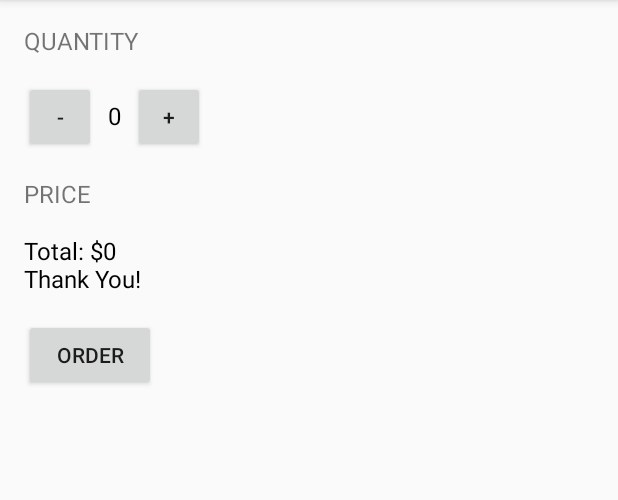
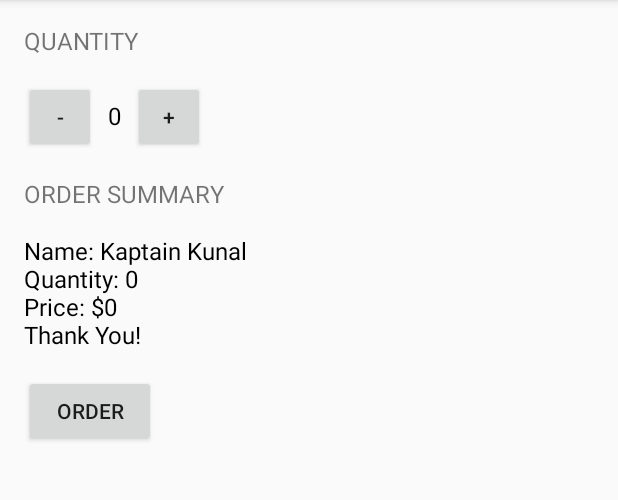
Before and after one commit to immanoj16/Price-Calculator, an Android app: the screen it shows after launch (MainActivity), after a tap on "ORDER", on a phone screen of 412 x 824 dp, the part 84-584 px from its top. Run offline under Robolectric (Android 15) with nearby library versions, the phone set to English and light mode, and no system bars.

```diff
--- a/app/src/main/java/com/example/android/justjava/MainActivity.java
+++ b/app/src/main/java/com/example/android/justjava/MainActivity.java
@@ -43,10 +43,28 @@ public class MainActivity extends AppCompatActivity {
      * This method is called when the order button is clicked.
      */
     public void submitOrder(View view) {
-        int price = quantity * 5;
-        String priceMessage = "Total: $" + price;
-        priceMessage = priceMessage + "\nThank You!";
+        int price = calculatePrice(5);
+        String priceMessage = createOrderSummary(price);
         displayMessage(priceMessage);
+    }
+
+    /**
+     * Calculates the order summary.
+     *
+     * @param price is the total price of the order
+     */
+
+    public String createOrderSummary(int price) {
+        return "Name: Kaptain Kunal" + "\nQuantity: " + quantity + "\nPrice: $" + price + "\nThank You!";
+    }
+
+    /**
+     * Calculates the price of the order.
+     *
+     * @param pricePerCup is the price per a cup of coffee
+     */
+    private int calculatePrice(int pricePerCup) {
+        return quantity * pricePerCup;
     }
 
     /**
@@ -61,16 +79,16 @@ public class MainActivity extends AppCompatActivity {
      * This method displays the given price on the screen.
      */
     private void displayPrice(int number) {
-        TextView priceTextView = (TextView) findViewById(R.id.price_text_view);
-        priceTextView.setText(NumberFormat.getCurrencyInstance().format(number));
+        TextView orderSummaryTextView = (TextView) findViewById(R.id.order_summary_text_view);
+        orderSummaryTextView.setText(NumberFormat.getCurrencyInstance().format(number));
     }
 
     /**
      * This method displays the given text on the screen.
      */
     private void displayMessage(String message) {
-        TextView priceTextView = (TextView) findViewById(R.id.price_text_view);
-        priceTextView.setText(message);
+        TextView orderSummaryTextView = (TextView) findViewById(R.id.order_summary_text_view);
+        orderSummaryTextView.setText(message);
     }
 
 }
--- a/app/src/main/res/layout/activity_main.xml
+++ b/app/src/main/res/layout/activity_main.xml
@@ -52,12 +52,12 @@
         android:layout_height="wrap_content"
         android:layout_marginBottom="16dp"
         android:layout_marginTop="16dp"
-        android:text="@string/price_name"
+        android:text="@string/order_summary"
         android:textAllCaps="true"
         android:textSize="16dp" />
 
     <TextView
-        android:id="@+id/price_text_view"
+        android:id="@+id/order_summary_text_view"
         android:layout_width="wrap_content"
         android:layout_height="wrap_content"
         android:layout_marginBottom="16dp"
--- a/app/src/main/res/values/strings.xml
+++ b/app/src/main/res/values/strings.xml
@@ -4,7 +4,7 @@
     <string name="increment">+</string>
     <string name="quantity">0</string>
     <string name="decrement">-</string>
-    <string name="price_name">price</string>
+    <string name="order_summary">order summary</string>
     <string name="price">$0</string>
     <string name="order">order</string>
 </resources>
```
